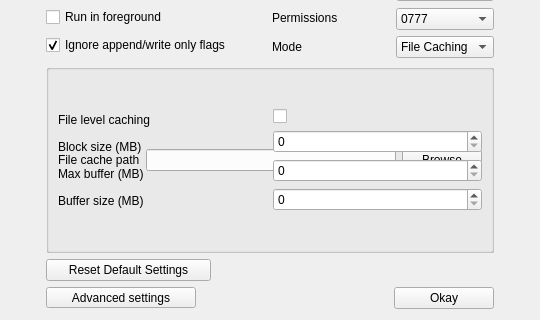
Qt form gui/lyve_config_common.ui (Seagate/cloudfuse) before a commit; both pictures show x 0 to 540 and y 202 to 522 of the 540 by 522 pixel window.
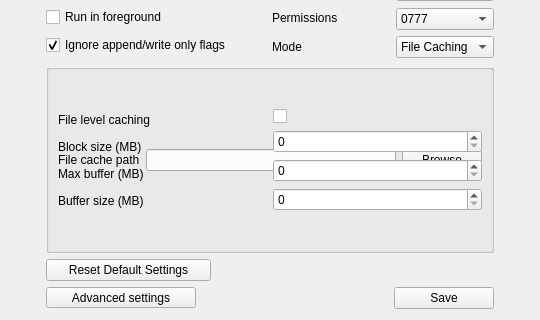
The same form after that commit.

Commit message: Rename the 'okay' button to save.

Diff of the .ui file:
```diff
--- a/gui/lyve_config_common.ui
+++ b/gui/lyve_config_common.ui
@@ -404,7 +404,7 @@
       <enum>Qt::RightToLeft</enum>
      </property>
      <property name="text">
-      <string>Okay</string>
+      <string>Save</string>
      </property>
     </widget>
    </item>
```
The commit also changes 3 other files.
